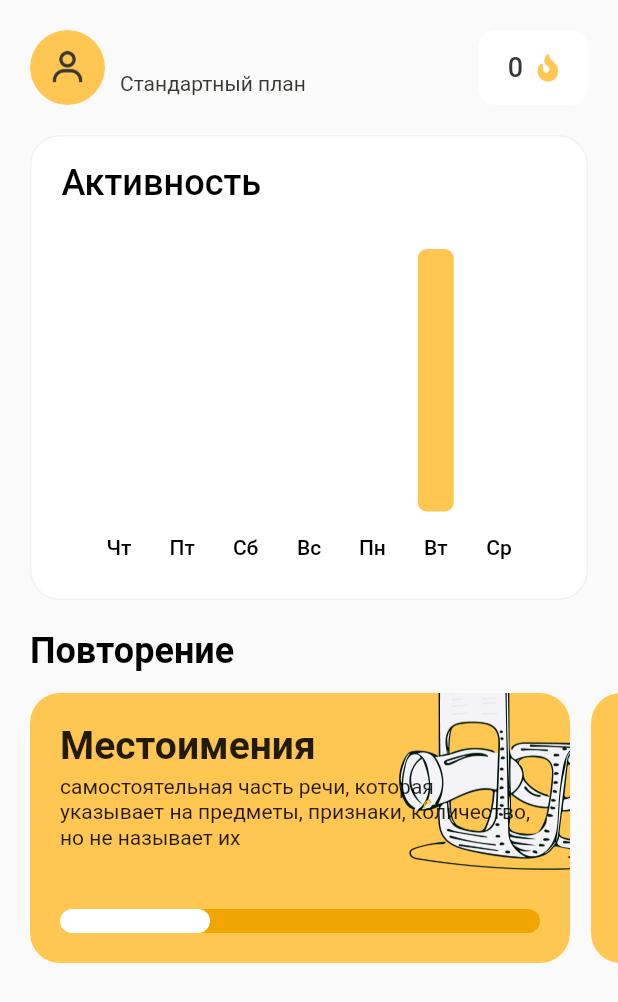
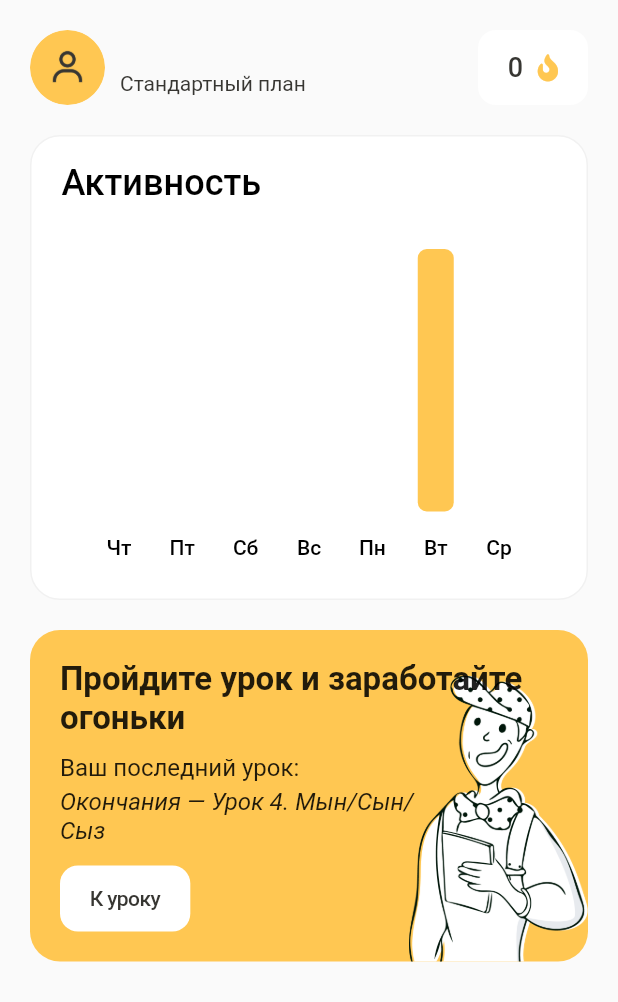
Before and after one commit to Crepiks/nomad-mobile, a Flutter app: the HomeView widget shown alone on an empty page, opened directly with empty values, on a phone screen of 412 x 824 dp. Shown: the top 1002 px of the screen. Run offline on Flutter 3.47's test engine with Material 2 defaults, Android fonts, the phone set to English and light mode, and no system bars; drawn by our look-alikes of fl_chart; our stand-ins replace font_awesome_flutter, get, mask_text_input_formatter, shared_preferences; accounts and stored records are empty.

Commit message:
feat: add last lesson card to home page

```diff
--- /dev/null
+++ b/lib/home/components/last_lesson_card.dart
@@ -0,0 +1,76 @@
+import 'package:flutter/cupertino.dart';
+import "package:flutter/material.dart";
+import 'package:nomad/common/components/common_button.dart';
+import 'package:nomad/common/constants/app_colors.dart';
+import 'package:nomad/data/models/unit.dart';
+import 'package:nomad/units/views/unit_view.dart';
+
+class LastLessonCard extends StatelessWidget {
+  const LastLessonCard({Key? key, required this.units}) : super(key: key);
+
+  final List<Unit> units;
+
+  @override
+  Widget build(BuildContext context) {
+    return Container(
+      padding: const EdgeInsets.symmetric(horizontal: 20, vertical: 20),
+      decoration: const BoxDecoration(
+          color: AppColors.primary,
+          borderRadius: BorderRadius.all(Radius.circular(20)),
+          image: DecorationImage(
+              image: AssetImage("assets/images/last-lesson-card-image.png"),
+              scale: 3.2,
+              alignment: Alignment(1, 2.4))),
+      child: Column(
+        mainAxisAlignment: MainAxisAlignment.spaceBetween,
+        crossAxisAlignment: CrossAxisAlignment.start,
+        children: [
+          Column(
+            crossAxisAlignment: CrossAxisAlignment.start,
+            children: [
+              const Text(
+                "Пройдите урок и заработайте огоньки",
+                style: TextStyle(
+                  fontSize: 22,
+                  fontWeight: FontWeight.w600,
+                ),
+              ),
+              const SizedBox(
+                height: 10,
+              ),
+              const Text(
+                "Ваш последний урок:",
+                maxLines: 3,
+                overflow: TextOverflow.ellipsis,
+                style: TextStyle(height: 1.2, fontSize: 16),
+              ),
+              const SizedBox(height: 4),
+              SizedBox(
+                width: MediaQuery.of(context).size.width * 0.6,
+                child: const Text(
+                  "Окончания — Урок 4. Мын/Сын/Сыз",
+                  maxLines: 3,
+                  overflow: TextOverflow.ellipsis,
+                  style: TextStyle(
+                      height: 1.2, fontSize: 16, fontStyle: FontStyle.italic),
+                ),
+              ),
+              const SizedBox(height: 14),
+              CommonButton(
+                text: "К уроку",
+                reverseColor: true,
+                onClick: () {
+                  Navigator.push(
+                      context,
+                      CupertinoPageRoute(
+                          builder: (context) =>
+                              UnitView(units: units, index: 0)));
+                },
+              )
+            ],
+          ),
+        ],
+      ),
+    );
+  }
+}
--- a/lib/home/views/home_view.dart
+++ b/lib/home/views/home_view.dart
@@ -4,11 +4,13 @@ import 'package:font_awesome_flutter/font_awesome_flutter.dart';
 import 'package:nomad/common/components/action_button.dart';
 import 'package:nomad/common/constants/app_colors.dart';
 import 'package:nomad/common/renderers/score_comparison.dart';
+import 'package:nomad/data/mock/mock.dart';
+import 'package:nomad/data/models/chapter.dart';
 import 'package:nomad/data/models/user.dart';
 import 'package:nomad/data/models/user_score.dart';
 import 'package:nomad/home/components/home_header.dart';
+import 'package:nomad/home/components/last_lesson_card.dart';
 import 'package:nomad/home/components/progress_chart.dart';
-import 'package:nomad/home/components/repeat_card.dart';
 import 'package:nomad/store/score.dart';
 
 typedef ActiveTabChange = void Function(int index);
@@ -35,6 +37,8 @@ class _HomeViewState extends State<HomeView> {
 
   @override
   Widget build(BuildContext context) {
+    List<Chapter> chapters = MockChapters.findAll();
+
     return ListView(
       children: [
         const SizedBox(height: 10),
@@ -62,42 +66,10 @@ class _HomeViewState extends State<HomeView> {
         const SizedBox(
           height: 20,
         ),
-        const Padding(
-          padding: EdgeInsets.only(right: 20, left: 20),
-          child: Text(
-            "Повторение",
-            style: TextStyle(
-                color: Colors.black, fontSize: 24, fontWeight: FontWeight.w600),
-          ),
-        ),
-        const SizedBox(
-          height: 14,
-        ),
-        SizedBox(
-          height: 180,
-          child: ListView(
-            scrollDirection: Axis.horizontal,
-            children: [
-              const SizedBox(width: 20),
-              GestureDetector(
-                onTap: () => {},
-                child: const RepeatCard(
-                  title: "Местоимения",
-                  description:
-                      "самостоятельная часть речи, которая указывает на предметы, признаки, количество, но не называет их",
-                ),
-              ),
-              const SizedBox(width: 14),
-              GestureDetector(
-                onTap: () {},
-                child: const RepeatCard(
-                  title: "Местоимения",
-                  description:
-                      "самостоятельная часть речи, которая указывает на предметы, признаки, количество, но не называет их",
-                ),
-              ),
-              const SizedBox(width: 20),
-            ],
+        Padding(
+          padding: const EdgeInsets.symmetric(horizontal: 20),
+          child: LastLessonCard(
+            units: chapters[0].units,
           ),
         )
       ],
@@ -116,8 +88,7 @@ buildScoreSheet(BuildContext context, Function navigateToPage) {
   List<UserScore> leaderboardUsers = [
     UserScore(
         "Айтбеков Сапабек", "assets/images/user-score-avatar-2.png", 80, false),
-    UserScore(
-        "Онласын Саяжан", "assets/images/mock-user-avatar.png", 60, true),
+    UserScore("Онласын Саяжан", "assets/images/mock-user-avatar.png", 60, true),
     UserScore(
         "Каримов Санжар", "assets/images/user-score-avatar-3.png", 50, false),
   ];
```
Also changed, not shown: assets/images/last-lesson-card-image.png (added).
